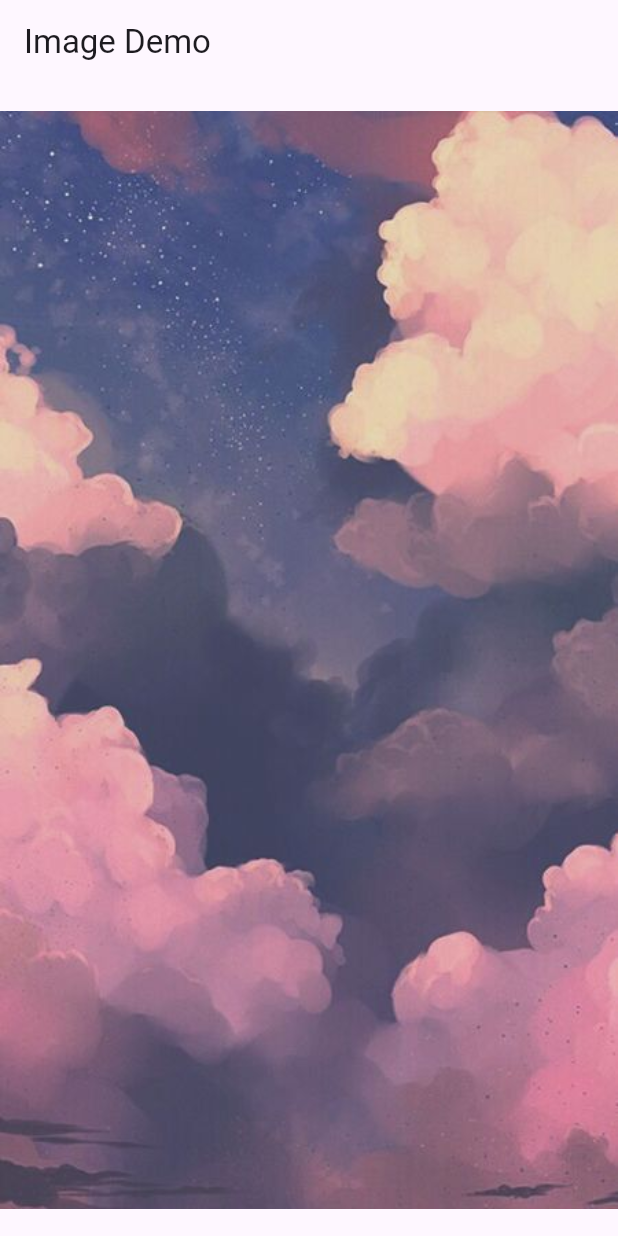
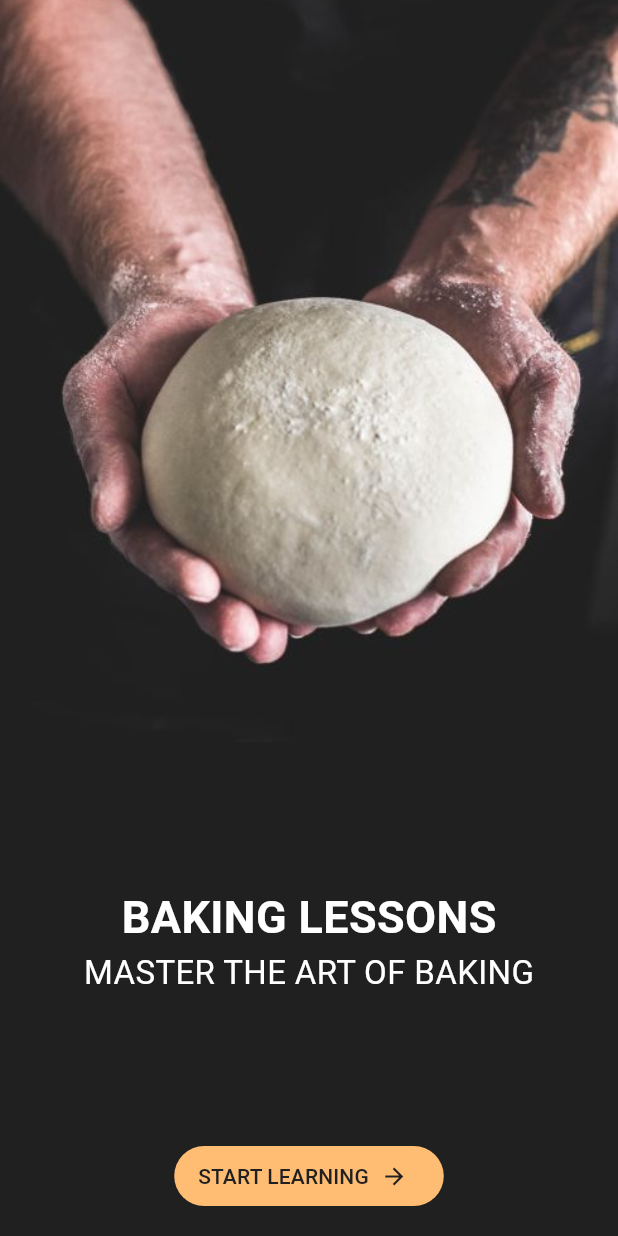
Before and after one commit to bxen/flutter_code, a Flutter app: the screen it shows after launch, on a phone screen of 412 x 824 dp. Run offline on Flutter 3.47's test engine with Material 3 defaults, Android fonts, the phone set to English and light mode, and no system bars; our stand-ins replace google_fonts.

Commit message:
Add baking app design

```diff
--- a/lib/main.dart
+++ b/lib/main.dart
@@ -1,6 +1,7 @@
 import 'package:flutter/material.dart';
+import 'package:flutter_code/week06/baking_app.dart';
 // import 'package:flutter_code/week06/button_demo.dart';
-import 'package:flutter_code/week06/image_damo.dart';
+
 // import 'package:flutter_code/week05/design_app.dart';
 // import 'package:flutter_code/week05/guess_game.dart';
 // import 'package:flutter_code/week05/app_interface.dart';
@@ -22,6 +23,6 @@ import 'package:flutter_code/week06/image_damo.dart';
 // }
 
 void main(){
-  runApp(MaterialApp(home:ImageDamo(),
+  runApp(MaterialApp(home:BakingApp(),
   debugShowCheckedModeBanner: false,));
 }
--- /dev/null
+++ b/lib/week06/baking_app.dart
@@ -0,0 +1,59 @@
+import 'package:flutter/material.dart';
+
+const Color bgColor = Color(0xFF202020);
+const Color primaryColor = Color(0xFFFFBD73);
+
+class BakingApp extends StatelessWidget {
+  const BakingApp({super.key});
+
+  @override
+  Widget build(BuildContext context) {
+    return Scaffold(
+      backgroundColor: bgColor, //use bg from user give
+      body: Column(
+        crossAxisAlignment: CrossAxisAlignment.stretch,
+        children: [
+          //image
+          Expanded(
+            flex: 6,
+            child: Image.asset('assets/images/baking.jpg', fit: BoxFit.cover),
+          ),
+          //Text with button
+          Expanded(
+            flex: 4,
+            child: Column(
+              children: [
+                Spacer(),
+                Text(
+                  'Baking lessons'.toUpperCase(),
+                  style: TextStyle(
+                    color: Colors.white,
+                    fontWeight: FontWeight.bold,
+                    fontSize: 30,
+                    ),
+                ),
+                 Text(
+                  'master the art of baking'.toUpperCase(),
+                  style: TextStyle(
+                    color: Colors.white,
+                    fontSize: 22,
+                    ),
+                 ),
+                 Spacer(),
+                 FilledButton.icon(onPressed: (){}, label: Text('Start learning'.toUpperCase(),
+                 style: TextStyle(color: bgColor),),
+                 icon: Icon(Icons.arrow_forward,color: bgColor,),
+                 iconAlignment: IconAlignment.end,
+                 style: FilledButton.styleFrom(
+                  backgroundColor: primaryColor,
+                 ),
+                 ),
+                 SizedBox(height: 16),
+              ],
+            ),
+          ),
+        ],
+      ),
+    );
+  }
+}
--- a/pubspec.yaml
+++ b/pubspec.yaml
@@ -60,7 +60,7 @@ flutter:
 
   # To add assets to your application, add an assets section, like this:
   assets:
-    - assets/images/sky.jpg
+    - assets/images/baking.jpg
   #   - images/a_dot_ham.jpeg
 
   # An image asset can refer to one or more resolution-specific "variants", see
```
